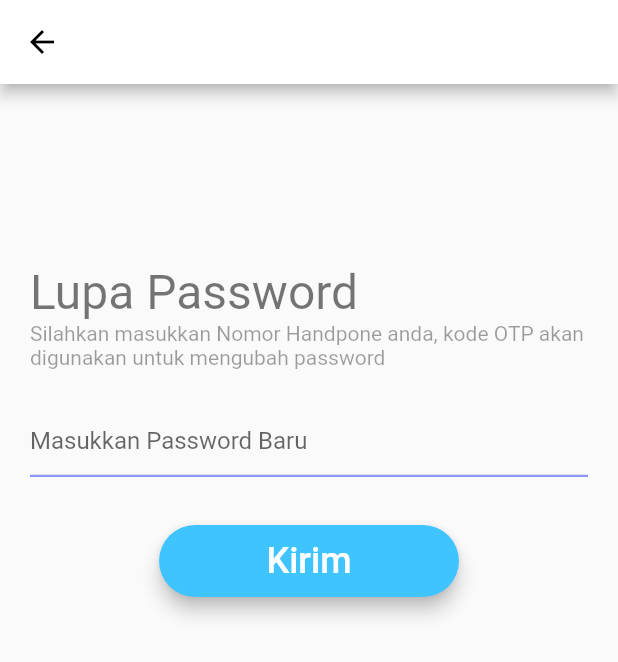
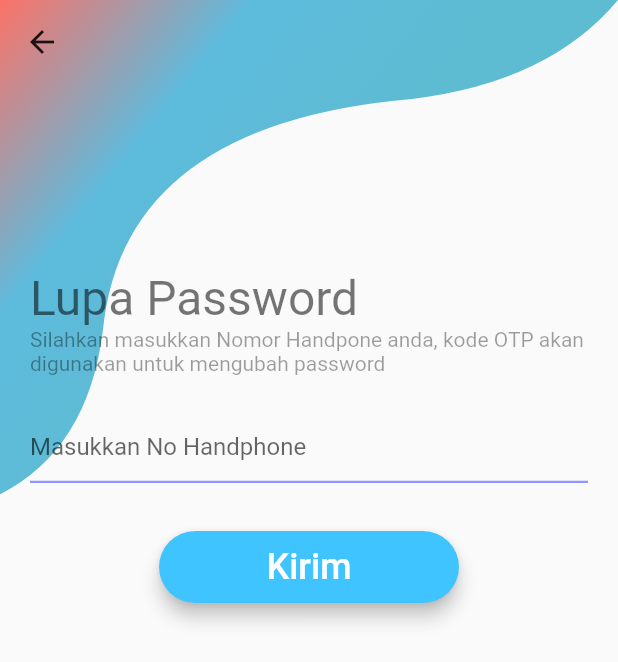
Before and after one commit to hafidzniioman/GoMasjid, a Flutter app: the ForgotPasswordPage screen opened directly, on a phone screen of 412 x 824 dp. Shown: the top 662 px of the screen. Run offline on Flutter 3.47's test engine with Material 2 defaults, Android fonts, the phone set to English and light mode, and no system bars; missing offline and left inert: pin_entry_text_field.

Commit message:
add background and back button

```diff
--- a/lib/ui/forgot/forgotpassword_view.dart
+++ b/lib/ui/forgot/forgotpassword_view.dart
@@ -1,6 +1,7 @@
 import 'package:flutter/material.dart';
 import 'package:gomasjid/cons/constant.dart';
 import 'package:gomasjid/ui/forgot/otp_view.dart';
+import 'package:gomasjid/ui/wavyheader.dart';
 
 class ForgotPasswordPage extends StatefulWidget {
   @override
@@ -10,20 +11,14 @@ class ForgotPasswordPage extends StatefulWidget {
 class _ForgotPasswordPageState extends State<ForgotPasswordPage> {
   @override
   Widget build(BuildContext context) {
+    var mediaQuery = MediaQuery.of(context);
+
     return Scaffold(
-        appBar: AppBar(
-          backgroundColor: Colors.white,
-          leading: IconButton(
-              icon: Icon(
-                Icons.arrow_back,
-                color: Colors.black,
-              ),
-              onPressed: () {
-                Navigator.pop(context);
-              }),
-        ),
-        body: Container(
-          padding: EdgeInsets.fromLTRB(20, 60, 20, 32),
+        body: Stack(children: <Widget>[
+      WavyHeader(),
+      _arrowBack(mediaQuery),
+      Container(
+        padding: EdgeInsets.fromLTRB(20, 120, 20, 32),
         child: Column(
           mainAxisAlignment: MainAxisAlignment.start,
           children: <Widget>[
@@ -33,11 +28,23 @@ class _ForgotPasswordPageState extends State<ForgotPasswordPage> {
             _buttonSend(context),
           ],
         ),
-        ));
+      ),
+    ]));
   }
 }
 
-Widget _textLupaPassword(){
+Widget _arrowBack(MediaQueryData mediaQueryData) {
+  return Padding(
+    padding: EdgeInsets.only(
+        left: 16, top: mediaQueryData.padding.top + 16, right: 16),
+    child: Row(
+      mainAxisAlignment: MainAxisAlignment.spaceBetween,
+      children: <Widget>[Icon(Icons.arrow_back)],
+    ),
+  );
+}
+
+Widget _textLupaPassword() {
   return Container(
       alignment: Alignment.centerLeft,
       padding: EdgeInsets.only(top: 60),
@@ -47,7 +54,7 @@ Widget _textLupaPassword(){
       ));
 }
 
-Widget _textInformation(){
+Widget _textInformation() {
   return Padding(
     padding: const EdgeInsets.only(bottom: 24.0),
     child: Text(
@@ -57,7 +64,7 @@ Widget _textInformation(){
   );
 }
 
-Widget _textInputPassword(){
+Widget _textInputPassword() {
   return Container(
     padding: EdgeInsets.only(bottom: 16),
     child: TextFormField(
@@ -71,12 +78,12 @@ Widget _textInputPassword(){
           focusedBorder: UnderlineInputBorder(
             borderSide: BorderSide(color: Colors.white, width: 3),
           ),
-          hintText: 'Masukkan Password Baru'),
+          hintText: 'Masukkan No Handphone'),
     ),
   );
 }
 
-Widget _buttonSend(BuildContext context){
+Widget _buttonSend(BuildContext context) {
   return Padding(
     padding: EdgeInsets.symmetric(vertical: 16),
     child: Material(
--- a/lib/ui/wavyheader.dart
+++ b/lib/ui/wavyheader.dart
@@ -1,9 +1,9 @@
 import 'package:flutter/material.dart';
 
 const List<Color> orangeGradients = [
+  Color(0xFFFD7267),
+  Color(0xFF5DBBDD),
   Color(0xFF5DBCD2),
-  Color(0xFFFE8853),
-  Color(0xFFFD7267),
 ];
 
 class WavyHeader extends StatelessWidget {
--- a/pubspec.yaml
+++ b/pubspec.yaml
@@ -43,7 +43,7 @@ flutter:
 
   # To add assets to your application, add an assets section, like this:
   assets:
-    - images/
+    - assets/
   #  - images/a_dot_ham.jpeg
 
   # An image asset can refer to one or more resolution-specific "variants", see
```
Lines whose indentation alone changed are shown as unchanged.
